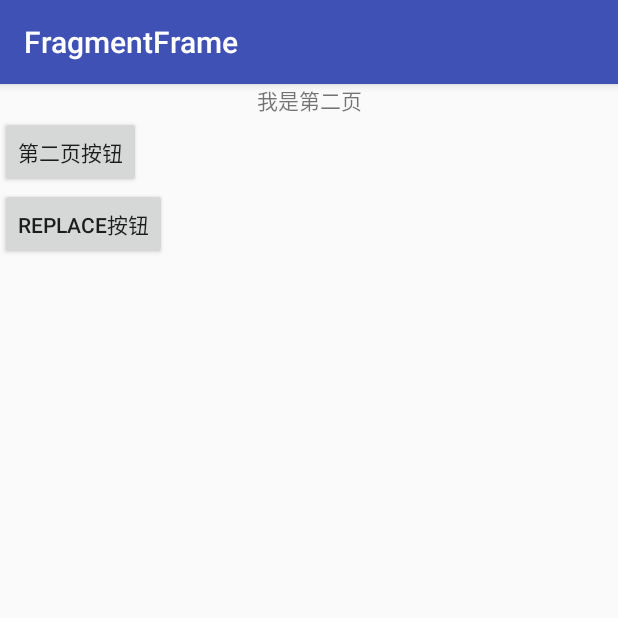
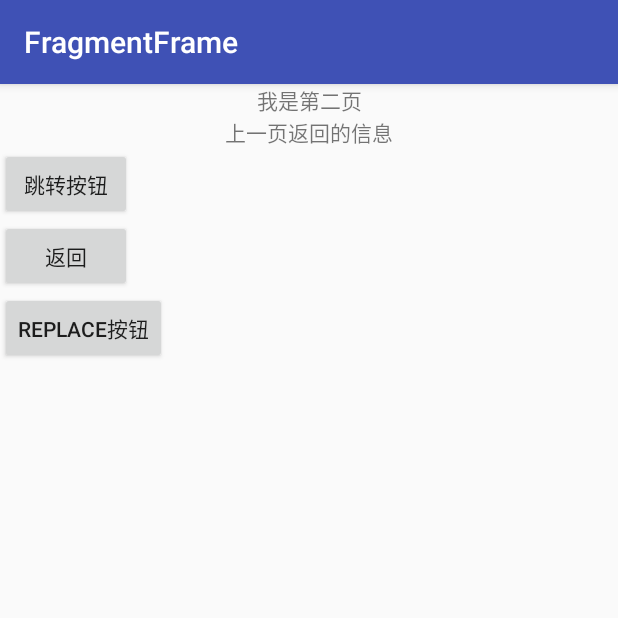
Before and after one commit to ibicf771/FragmentFrame, an Android app: the fragment Fragment02 shown on its own in the app's theme, on a phone screen of 412 x 824 dp, the top half of it. Run offline under Robolectric (Android 15) with nearby library versions, the phone set to English and light mode, and no system bars; 1 statement that could not run was skipped.

Commit message:
nodefragment修改

```diff
--- a/app/src/main/java/com/architecture/android/fragmentframe/Fragment02.java
+++ b/app/src/main/java/com/architecture/android/fragmentframe/Fragment02.java
@@ -1,5 +1,6 @@
 package com.architecture.android.fragmentframe;
 
+import android.app.Activity;
 import android.content.Context;
 import android.content.Intent;
 import android.os.Bundle;
@@ -12,9 +13,12 @@ import android.view.LayoutInflater;
 import android.view.View;
 import android.view.ViewGroup;
 import android.widget.Button;
+import android.widget.TextView;
 
 import com.architecture.android.fragmentframe.com.archiecture.android.frame.NodeFragment;
 import com.architecture.android.fragmentframe.util.LeakCanaryUtil;
+
+import org.w3c.dom.Text;
 
 /**
  * Created by yangsimin on 2018/3/21.
@@ -22,6 +26,8 @@ import com.architecture.android.fragmentframe.util.LeakCanaryUtil;
 
 public class Fragment02 extends NodeFragment{
     Button mButton;
+    Button mBack;
+    TextView mShowText;
 
 
     @Override
@@ -48,13 +54,26 @@ public class Fragment02 extends NodeFragment{
         Log.d("MainActivity", getClass().getSimpleName() + "onViewCreated");
         super.onViewCreated(view, savedInstanceState);
 
+        mShowText = findViewById(R.id.show_text);
         mButton = (Button)getView().findViewById(R.id.fragment_button);
         mButton.setOnClickListener(new View.OnClickListener() {
             @Override
             public void onClick(View view) {
                 Log.d("MainActivity", "第二页按钮被按下");
-                startFragment(Fragment01.class);
+//                startFragment(Fragment01.class);
+                startFragmentForResult(Fragment01.class, 2);
 //                printsDelay();
+            }
+        });
+
+        mBack = findViewById(R.id.back);
+        mBack.setOnClickListener(new View.OnClickListener() {
+            @Override
+            public void onClick(View view) {
+                Bundle bundle = new Bundle();
+                bundle.putString("key", "我是第二页返回的信息");
+                setResult(Activity.RESULT_OK, bundle);
+                finish();
             }
         });
 
@@ -68,6 +87,16 @@ public class Fragment02 extends NodeFragment{
             }
         });
     }
+
+    @Override
+    public void onFragmentResult(int requestCode, int resultCode, @Nullable Bundle result) {
+        if(requestCode == 2 && resultCode == RESULT_OK){
+            String text = result.getString("key");
+            mShowText.setText(text);
+        }
+        super.onFragmentResult(requestCode, resultCode, result);
+    }
+
 
     @Override
     public void onActivityCreated(@Nullable Bundle savedInstanceState) {
--- a/app/src/main/res/layout/fragment02.xml
+++ b/app/src/main/res/layout/fragment02.xml
@@ -10,9 +10,23 @@
         android:text="我是第二页"
         android:gravity="center"
         android:layout_gravity="center"/>
+
+    <TextView
+        android:id="@+id/show_text"
+        android:layout_width="match_parent"
+        android:layout_height="wrap_content"
+        android:text="上一页返回的信息"
+        android:gravity="center"
+        android:layout_gravity="center"/>
     <Button
-        android:text="第二页按钮"
+        android:text="跳转按钮"
         android:id="@+id/fragment_button"
+        android:layout_width="wrap_content"
+        android:layout_height="wrap_content" />
+
+    <Button
+        android:id="@+id/back"
+        android:text="返回"
         android:layout_width="wrap_content"
         android:layout_height="wrap_content" />
 
```
Also changed, not shown: app/src/main/java/com/architecture/android/fragmentframe/Fragment01.java (+34 -8 lines), app/src/main/java/com/architecture/android/fragmentframe/com/archiecture/android/frame/BaseActivity.java (+26 -20 lines), app/src/main/java/com/architecture/android/fragmentframe/com/archiecture/android/frame/FragmentContainerManager.java (deleted, +0 -50 lines), app/src/main/java/com/architecture/android/fragmentframe/com/archiecture/android/frame/FragmentStackEntity.java (added, +56 -0 lines), app/src/main/java/com/architecture/android/fragmentframe/com/archiecture/android/frame/NodeFragment.java (+29 -10 lines), app/src/main/res/layout/fragment01.xml (+17 -1 lines).
